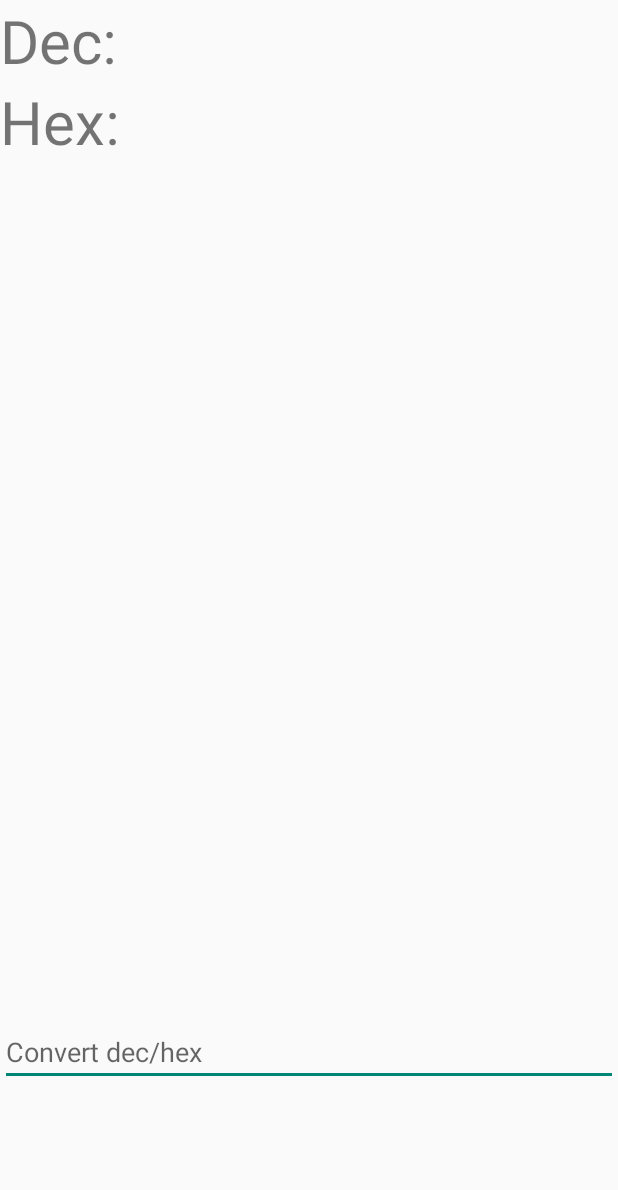
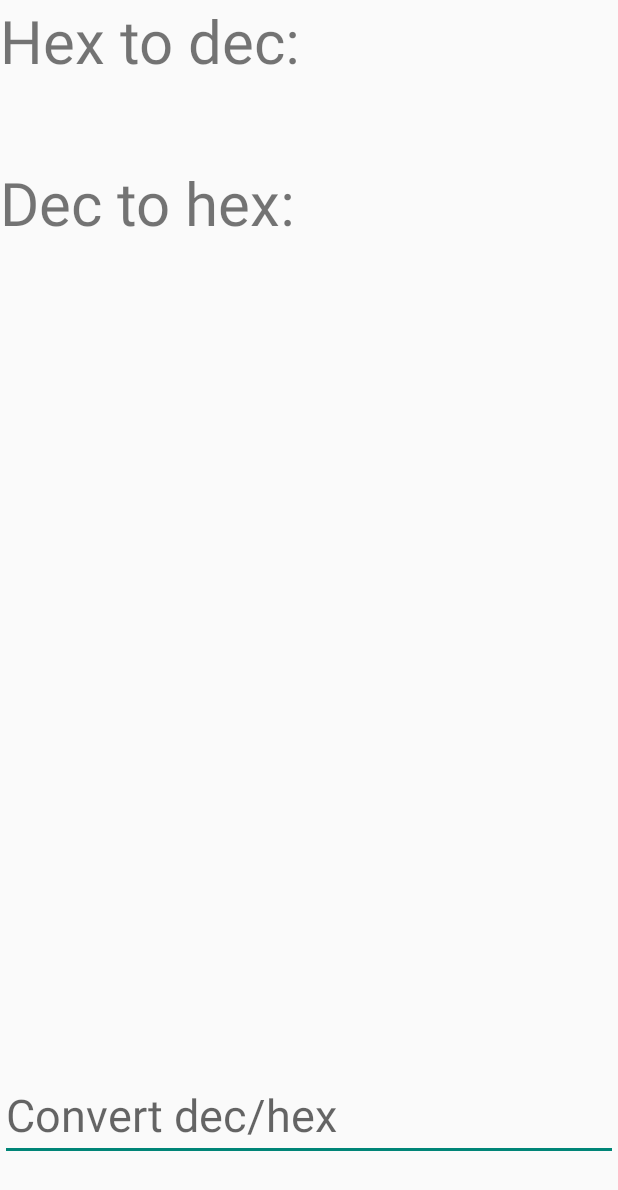
Before and after one commit to fliljeda/Fredrik4Life, an Android app: the NumberConverterActivity screen opened directly, with no data from a screen before it, on a phone screen of 412 x 824 dp. Shown: the top 1190 px of the screen. Run offline under Robolectric (Android 15) with nearby library versions, the phone set to English and light mode, and no system bars.

Commit message:
Hex to dec added

```diff
--- a/app/src/main/AndroidManifest.xml
+++ b/app/src/main/AndroidManifest.xml
@@ -16,7 +16,8 @@
             </intent-filter>
         </activity>
         <activity android:name=".DiceActivity" />
-        <activity android:name=".NumberConverterActivity"></activity>
+        <activity android:name=".NumberConverterActivity"
+            android:windowSoftInputMode="adjustResize"></activity>
     </application>
 
 </manifest>
--- a/app/src/main/res/layout/activity_number_converter.xml
+++ b/app/src/main/res/layout/activity_number_converter.xml
@@ -14,17 +14,18 @@
         <LinearLayout
             android:layout_width="match_parent"
             android:layout_height="0dp"
-            android:layout_weight="1"
+            android:layout_weight="2"
             android:orientation="vertical">
 
             <LinearLayout
                 android:layout_width="match_parent"
-                android:layout_height="wrap_content">
+                android:layout_height="wrap_content"
+                android:orientation="vertical">
                 <TextView
                     android:layout_width="wrap_content"
                     android:layout_height="wrap_content"
                     android:textSize="@dimen/numberconverter_textsize"
-                    android:text="Dec: "/>
+                    android:text="Hex to dec: "/>
                 <TextView
                     android:layout_width="match_parent"
                     android:layout_height="wrap_content"
@@ -35,12 +36,13 @@
 
             <LinearLayout
                 android:layout_width="match_parent"
-                android:layout_height="wrap_content">
+                android:layout_height="wrap_content"
+                android:orientation="vertical">
                 <TextView
                     android:layout_width="wrap_content"
                     android:layout_height="wrap_content"
                     android:textSize="@dimen/numberconverter_textsize"
-                    android:text="Hex: "/>
+                    android:text="Dec to hex: "/>
                 <TextView
                     android:layout_width="match_parent"
                     android:layout_height="wrap_content"
@@ -55,12 +57,14 @@
             android:layout_height="0dp"
             android:layout_weight="1"
             android:gravity="bottom"
-            android:paddingBottom="100dp">
+            android:paddingBottom="50dp">
             <EditText
                 android:layout_width="match_parent"
                 android:layout_height="wrap_content"
                 android:hint="Convert dec/hex"
                 android:layout_alignParentBottom="true"
+                android:textSize="30dp"
+                android:maxLength="18"
                 android:id="@+id/numberconverter_change" />
 
         </LinearLayout>
```
Also changed, not shown: app/src/main/java/fliljeda/fredrik4life/NumberConverterActivity.java (+57 -4 lines).
